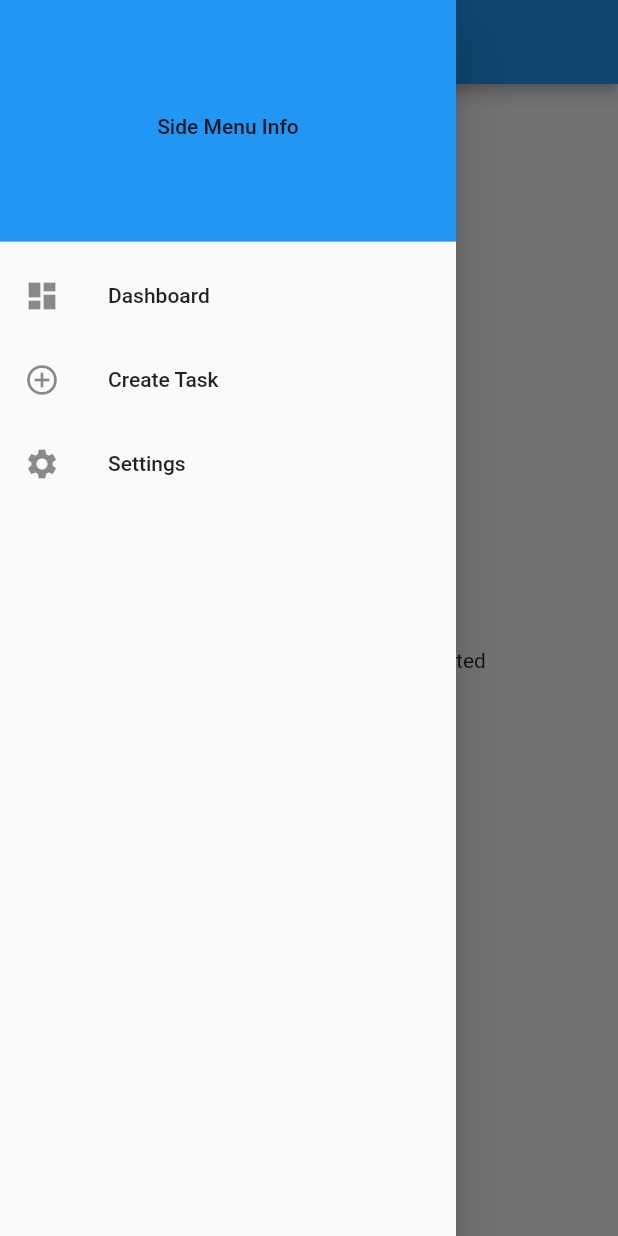
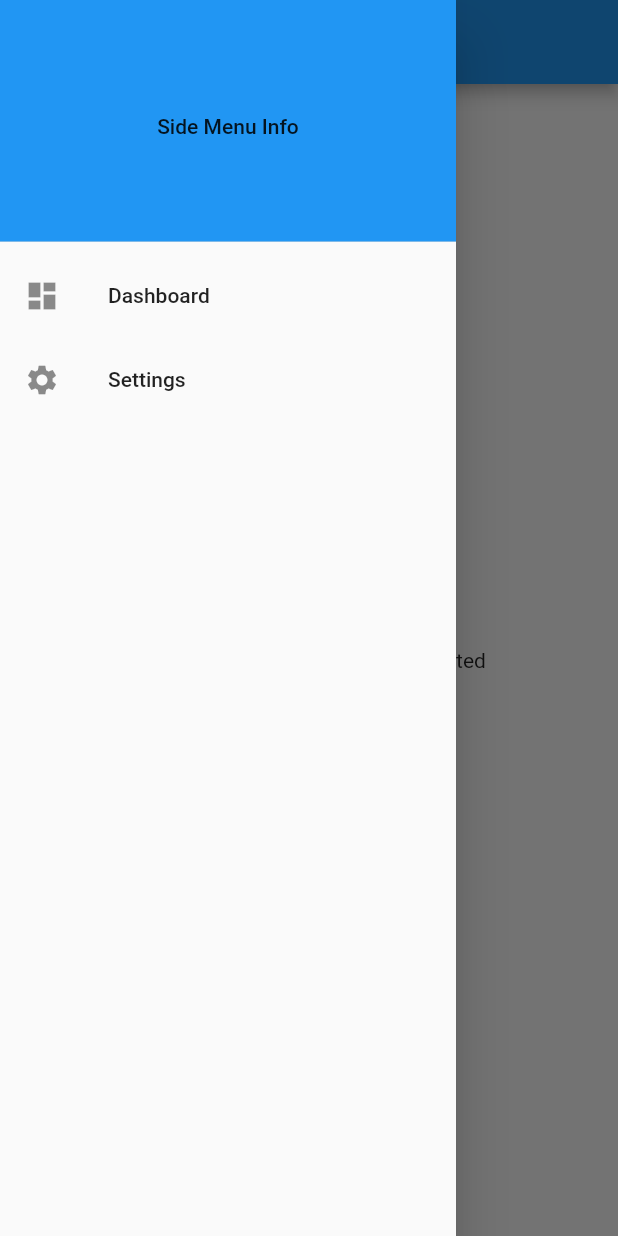
Before and after one commit to vpribytkov/TechDemoApp, a Flutter app: the screen it shows after launch, with the side drawer open, on a phone screen of 412 x 824 dp. Run offline on Flutter 3.47's test engine with Material 2 defaults, Android fonts, the phone set to English and light mode, and no system bars.

Commit message:
Removed "Create Task" drawer item

```diff
--- a/lib/app_drawer.dart
+++ b/lib/app_drawer.dart
@@ -25,14 +25,6 @@ class AppDrawer extends StatelessWidget {
                   },
                 ),
                 ListTile(
-                  leading: Icon(Icons.add_circle_outline),
-                  title: Text("Create Task"),
-                  onTap: () {
-                    Navigator.pop(context);
-                    Navigator.pushNamed(context, '/task');
-                  },
-                ),
-                ListTile(
                   leading: Icon(Icons.settings),
                   title: Text("Settings"),
                   onTap: () {
```
